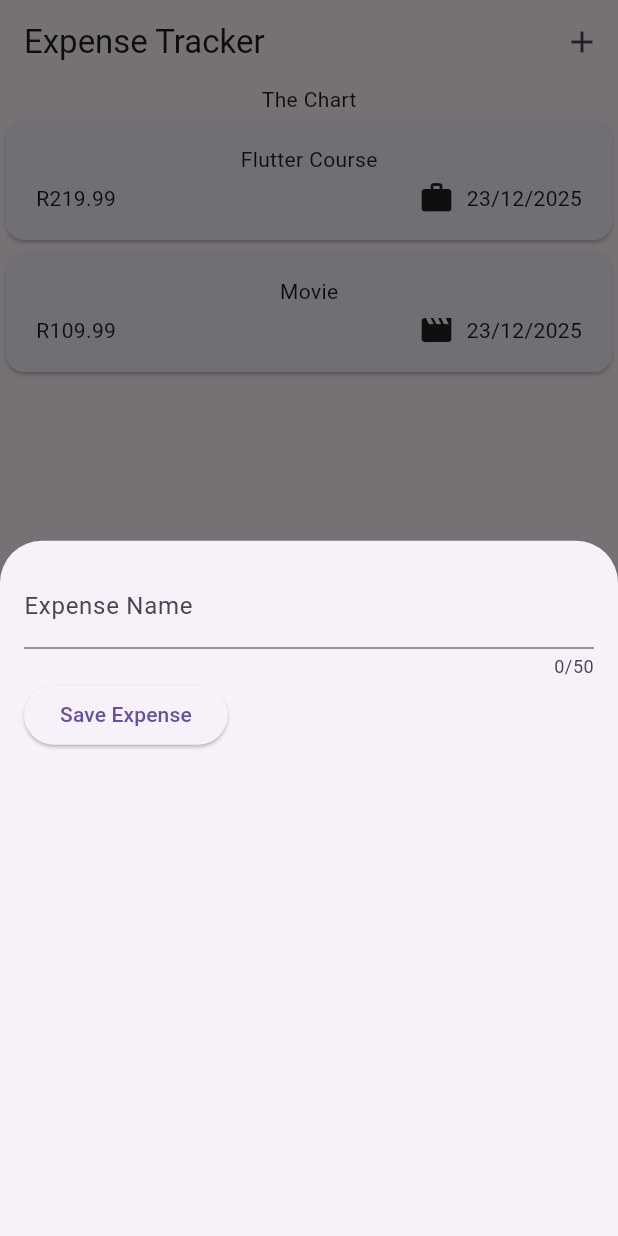
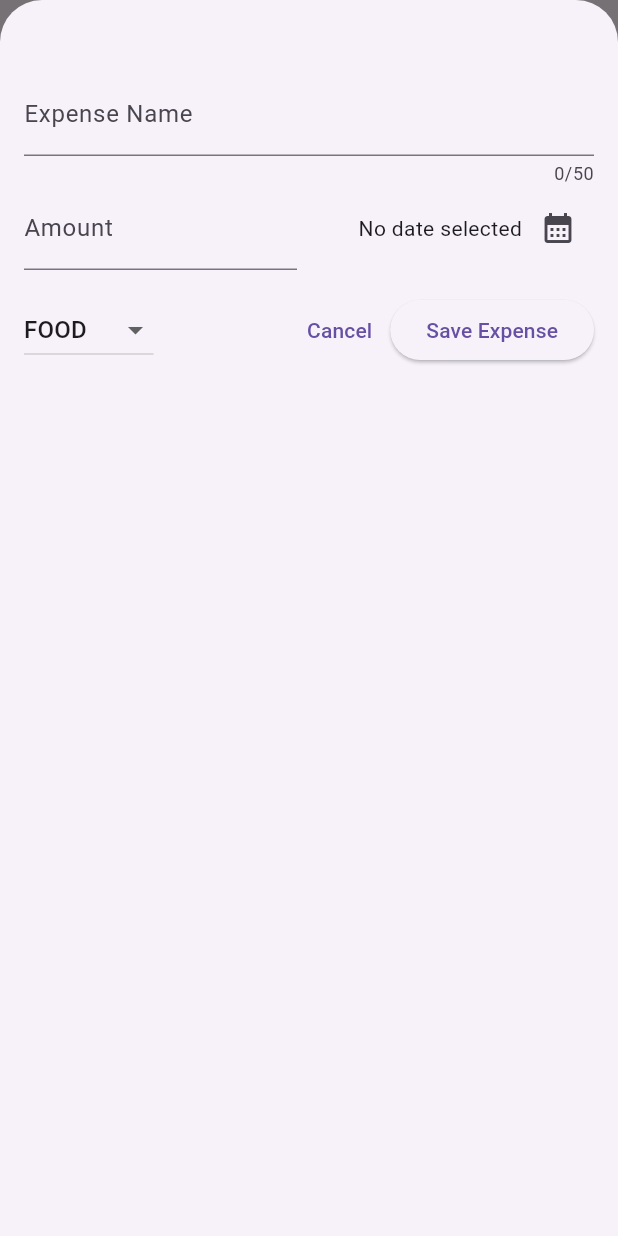
Before and after one commit to liammid27/Expense_Tracker, a Flutter app: the screen it shows after launch, after a tap on the "add" icon, on a phone screen of 412 x 824 dp. Run offline on Flutter 3.47's test engine with Material 3 defaults, Android fonts, the phone set to English and light mode, and no system bars.

Commit message:
Finished up with adding new expenses to UI List

```diff
--- a/lib/widgets/expenses.dart
+++ b/lib/widgets/expenses.dart
@@ -28,9 +28,16 @@ class _ExpensesState extends State<Expenses> {
 
   void _openExpenseAddOverlay() {
     showModalBottomSheet(
+      isScrollControlled: true,
       context: context,
-      builder: (ctx) => const NewExpense(),
+      builder: (ctx) => NewExpense(onAddExpense: _addExpense),
     );
+  }
+
+  void _addExpense(ExpenseModel expense) {
+    setState(() {
+      _registeredExpeneses.add(expense);
+    });
   }
 
   @override
--- a/lib/widgets/new_expense.dart
+++ b/lib/widgets/new_expense.dart
@@ -1,37 +1,162 @@
 import 'package:flutter/material.dart';
+import 'package:expense_tracker/models/expense_model.dart';
 
 class NewExpense extends StatefulWidget {
-  const NewExpense({super.key});
+  const NewExpense({super.key, required this.onAddExpense});
+
+  final void Function(ExpenseModel) onAddExpense;
 
   @override
   State<NewExpense> createState() => _NewExpenseState();
 }
 
 class _NewExpenseState extends State<NewExpense> {
-  String expenseName = '';
+  final _expenseNameController = TextEditingController();
+  final _amountController = TextEditingController();
+  DateTime? _selectedDate;
+  Category? _selectedCategory = Category.food;
 
-  void _saveTitleInput(String input) {
-    expenseName = input;
+  void _showDatePicker() async {
+    final now = DateTime.now();
+    final firstDate = DateTime(now.year - 1, now.month, now.day);
+
+    final pickedDate = await showDatePicker(
+      context: context,
+      initialDate: now,
+      firstDate: firstDate,
+      lastDate: now,
+    );
+    setState(() {
+      _selectedDate = pickedDate;
+    });
+  }
+
+  void _submitExpenseData() {
+    final enteredAmount = double.tryParse(_amountController.text);
+    final isValidAmount = enteredAmount == null || enteredAmount <= 0;
+    if (_expenseNameController.text.trim().isEmpty ||
+        isValidAmount ||
+        _selectedDate == null) {
+      showDialog(
+        context: context,
+        builder: (ctx) => AlertDialog(
+          title: const Text('Invalid input'),
+          content: const Text(
+            'Please ensure you have entered valid values for all fields.',
+          ),
+          actions: [
+            TextButton(
+              onPressed: () {
+                Navigator.pop(ctx);
+              },
+              child: Text('Okay'),
+            ),
+          ],
+        ),
+      );
+      return;
+    }
+
+    widget.onAddExpense(
+      ExpenseModel(
+        title: _expenseNameController.text,
+        amount: enteredAmount,
+        date: _selectedDate!,
+        category: _selectedCategory!,
+      ),
+    );
+    Navigator.pop(context);
+  }
+
+  @override
+  void dispose() {
+    _expenseNameController.dispose();
+    _amountController.dispose();
+    super.dispose();
   }
 
   @override
   Widget build(BuildContext context) {
     return Padding(
-      padding: EdgeInsets.all(16),
+      padding: EdgeInsets.fromLTRB(16, 48, 16, 16),
       child: Column(
         children: [
           TextField(
-            onChanged: _saveTitleInput,
+            controller: _expenseNameController,
             maxLength: 50,
-            decoration: InputDecoration(
+            decoration: const InputDecoration(
               label: Text('Expense Name'),
             ),
           ),
           Row(
             children: [
+              Expanded(
+                child: TextField(
+                  controller: _amountController,
+                  keyboardType: TextInputType.number,
+                  decoration: InputDecoration(
+                    prefixText: 'R',
+                    label: Text('Amount'),
+                  ),
+                ),
+              ),
+              const SizedBox(width: 16),
+              Expanded(
+                child: Row(
+                  mainAxisAlignment: MainAxisAlignment.end,
+                  crossAxisAlignment: CrossAxisAlignment.center,
+                  children: [
+                    Text(
+                      _selectedDate == null
+                          ? 'No date selected'
+                          : formatter.format(_selectedDate!),
+                    ),
+                    IconButton(
+                      onPressed: _showDatePicker,
+                      icon: Icon(Icons.calendar_month),
+                    ),
+                  ],
+                ),
+              ),
+            ],
+          ),
+          const SizedBox(height: 16),
+          Row(
+            children: [
+              DropdownButton(
+                value: _selectedCategory,
+                items: Category.values
+                    .map(
+                      (category) => DropdownMenuItem(
+                        value: category,
+                        child: Text(category.name.toUpperCase()),
+                      ),
+                    )
+                    .toList(),
+                onChanged: (value) {
+                  if (value == null) {
+                    return;
+                  }
+                  setState(() {
+                    _selectedCategory = value;
+                  });
+                },
+              ),
+
+              const Spacer(),
+              TextButton(
+                onPressed: () {
+                  Navigator.pop(context);
+                  _expenseNameController.clear();
+                  _amountController.clear();
+                },
+                child: const Text('Cancel'),
+              ),
               ElevatedButton(
                 onPressed: () {
-                  print(expenseName);
+                  print(_expenseNameController.text);
+                  print(_amountController.text);
+                  _submitExpenseData();
                 },
                 child: const Text('Save Expense'),
               ),
```
